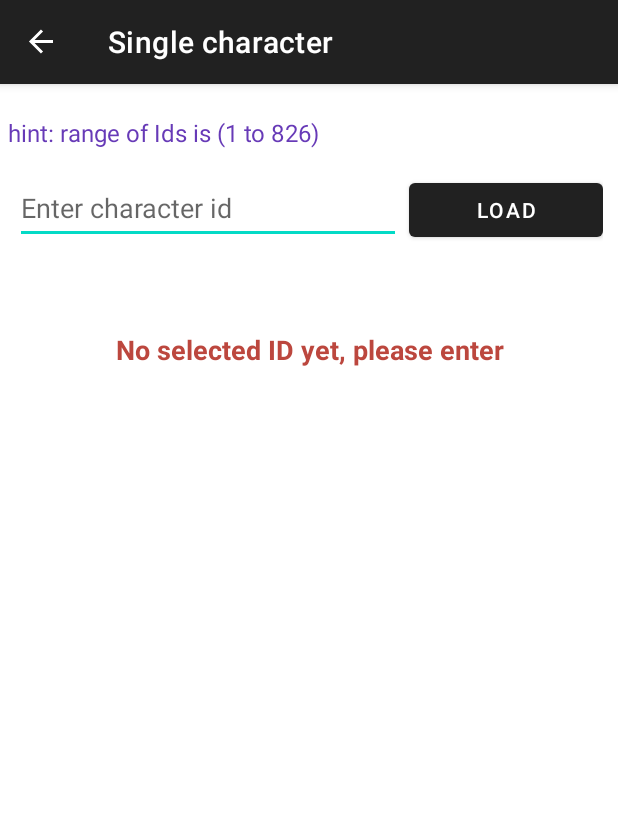
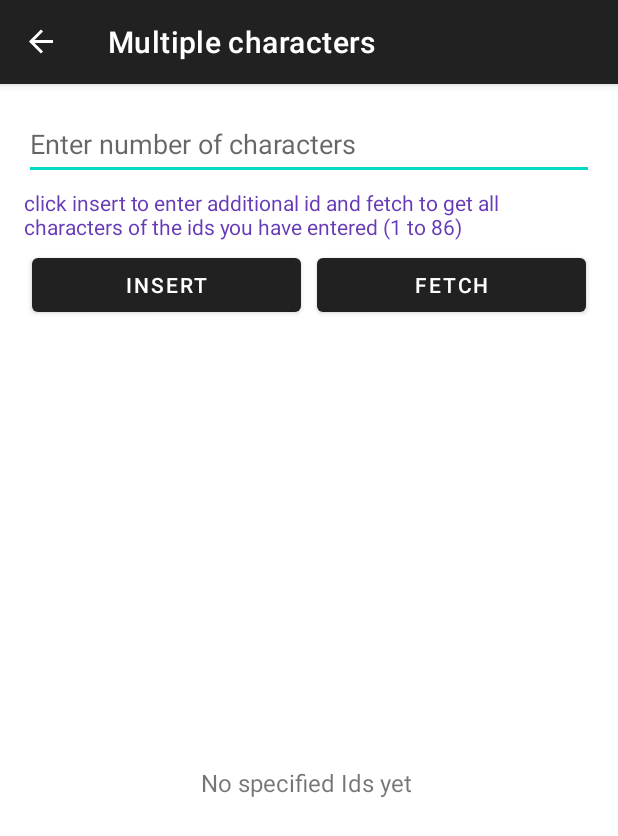
Before and after one commit to Mustafa7egazi/RickAndMorty-Retrofit-Demo, an Android app: the screen it shows after launch (MainActivity), in the side drawer, after a tap on "Multiple characters by ID", on a phone screen of 412 x 824 dp. Shown: the top 836 px of the screen. Run offline under Robolectric (Android 15) with nearby library versions, the phone set to English and light mode, and no system bars; our stand-ins replace data binding, navigation-ui.

Commit message:
Implemented getting multiple characters by their Ids

```diff
--- a/app/src/main/AndroidManifest.xml
+++ b/app/src/main/AndroidManifest.xml
@@ -3,6 +3,7 @@
     xmlns:tools="http://schemas.android.com/tools">
 
     <uses-permission android:name="android.permission.INTERNET"/>
+    <uses-permission android:name="android.permission.ACCESS_NETWORK_STATE"/>
 
     <application
         android:allowBackup="true"
--- a/app/src/main/java/com/example/rickandmorty/MainActivity.kt
+++ b/app/src/main/java/com/example/rickandmorty/MainActivity.kt
@@ -40,6 +40,8 @@ class MainActivity : AppCompatActivity() {
                         findNavController(R.id.hostingFragment).navigate(R.id.action_homeFragment_to_showAllCharactersFragment)
                     }else if ((binding.hostingFragment.findNavController().currentDestination?.label == "Single character")){
                         findNavController(R.id.hostingFragment).navigate(R.id.action_singleCharacterFragment_to_showAllCharactersFragment)
+                    }else if (binding.hostingFragment.findNavController().currentDestination?.label == "Multiple characters"){
+                        findNavController(R.id.hostingFragment).navigate(R.id.action_multipleCharactersFragment_to_showAllCharactersFragment)
                     }
                 }
                 R.id.getCharacterById -> {
@@ -47,6 +49,17 @@ class MainActivity : AppCompatActivity() {
                         findNavController(R.id.hostingFragment).navigate(R.id.action_showAllCharactersFragment_to_singleCharacterFragment)
                     }else if (binding.hostingFragment.findNavController().currentDestination?.label == "Rick And Morty API"){
                         findNavController(R.id.hostingFragment).navigate(R.id.action_homeFragment_to_singleCharacterFragment)
+                    }else if (binding.hostingFragment.findNavController().currentDestination?.label == "Multiple characters"){
+                        findNavController(R.id.hostingFragment).navigate(R.id.action_multipleCharactersFragment_to_singleCharacterFragment)
+                    }
+                }
+                R.id.getMultipleCharactersById ->{
+                    if ((binding.hostingFragment.findNavController().currentDestination?.label == "Page of characters")){
+                        findNavController(R.id.hostingFragment).navigate(R.id.action_showAllCharactersFragment_to_multipleCharactersFragment)
+                    }else if (binding.hostingFragment.findNavController().currentDestination?.label == "Rick And Morty API"){
+                        findNavController(R.id.hostingFragment).navigate(R.id.action_homeFragment_to_multipleCharactersFragment)
+                    }else if (binding.hostingFragment.findNavController().currentDestination?.label == "Single character"){
+                        findNavController(R.id.hostingFragment).navigate(R.id.action_singleCharacterFragment_to_multipleCharactersFragment)
                     }
                 }
             }
--- a/app/src/main/java/com/example/rickandmorty/viewmodel/SharedViewModel.kt
+++ b/app/src/main/java/com/example/rickandmorty/viewmodel/SharedViewModel.kt
@@ -21,6 +21,7 @@ class SharedViewModel : ViewModel() {
         _isLoading.value = true
         _allCharacters.value = null
         _singleCharacters.value = null
+        _setOfCharacters.value = null
     }
 
 
@@ -63,7 +64,6 @@ class SharedViewModel : ViewModel() {
             val result = repo.getMultipleCharacters(multipleIds)
             _setOfCharacters.value = result
             _isLoading.value = false
-
         }
     }
 }
--- a/app/src/main/res/layout/activity_main.xml
+++ b/app/src/main/res/layout/activity_main.xml
@@ -1,7 +1,6 @@
 <?xml version="1.0" encoding="utf-8"?>
 <layout xmlns:android="http://schemas.android.com/apk/res/android"
-    xmlns:app="http://schemas.android.com/apk/res-auto"
-    xmlns:tools="http://schemas.android.com/tools">
+    xmlns:app="http://schemas.android.com/apk/res-auto">
 
 
     <androidx.drawerlayout.widget.DrawerLayout
--- /dev/null
+++ b/app/src/main/res/layout/fragment_multiple_characters.xml
@@ -0,0 +1,102 @@
+<?xml version="1.0" encoding="utf-8"?>
+<layout xmlns:android="http://schemas.android.com/apk/res/android"
+    xmlns:app="http://schemas.android.com/apk/res-auto"
+    xmlns:tools="http://schemas.android.com/tools">
+
+    <androidx.constraintlayout.widget.ConstraintLayout
+        android:layout_width="match_parent"
+        android:layout_height="match_parent"
+        tools:context=".ui.MultipleCharactersFragment">
+
+
+        <EditText
+            android:id="@+id/idsForMultipleCharactersET"
+            android:layout_width="0dp"
+            android:layout_height="wrap_content"
+            android:layout_marginStart="16dp"
+            android:layout_marginTop="16dp"
+            android:layout_marginEnd="16dp"
+            android:layout_weight="1"
+            android:ems="10"
+            android:hint="Enter number of characters"
+            android:inputType="text"
+            android:minHeight="48dp"
+            app:layout_constraintEnd_toEndOf="parent"
+            app:layout_constraintStart_toStartOf="parent"
+            app:layout_constraintTop_toTopOf="parent" />
+
+        <LinearLayout
+            android:id="@+id/linearLayout"
+            android:layout_width="0dp"
+            android:layout_height="wrap_content"
+            android:orientation="horizontal"
+            app:layout_constraintEnd_toEndOf="@+id/idsForMultipleCharactersET"
+            app:layout_constraintHorizontal_bias="0.0"
+            app:layout_constraintStart_toStartOf="@+id/idsForMultipleCharactersET"
+            app:layout_constraintTop_toBottomOf="@+id/textView6">
+
+            <Button
+                android:id="@+id/insertIdBtn"
+                android:layout_width="0dp"
+                android:layout_height="wrap_content"
+                android:layout_margin="5dp"
+                android:layout_weight="1"
+                android:text="Insert" />
+
+            <Button
+                android:id="@+id/fetchInsertedIdsBtn"
+                android:layout_width="0dp"
+                android:layout_height="wrap_content"
+                android:layout_margin="5dp"
+                android:layout_weight="1"
+                android:text="Fetch" />
+        </LinearLayout>
+
+        <TextView
+            android:id="@+id/textView6"
+            android:layout_width="wrap_content"
+            android:layout_height="wrap_content"
+            android:paddingStart="16dp"
+            android:paddingTop="5dp"
+            android:paddingEnd="16dp"
+            android:text="click insert to enter additional id and fetch to get all characters of the ids you have entered (1 to 86)"
+            android:textColor="#673AB7"
+            app:layout_constraintEnd_toEndOf="@+id/idsForMultipleCharactersET"
+            app:layout_constraintStart_toStartOf="@+id/idsForMultipleCharactersET"
+            app:layout_constraintTop_toBottomOf="@+id/idsForMultipleCharactersET" />
+
+        <androidx.recyclerview.widget.RecyclerView
+            android:id="@+id/groupOfCharactersRecycler"
+            android:layout_width="0dp"
+            android:layout_height="0dp"
+            android:layout_margin="16dp"
+            android:visibility="gone"
+            app:layoutManager="androidx.recyclerview.widget.LinearLayoutManager"
+            app:layout_constraintBottom_toBottomOf="parent"
+            app:layout_constraintEnd_toEndOf="parent"
+            app:layout_constraintStart_toStartOf="parent"
+            app:layout_constraintTop_toBottomOf="@+id/linearLayout" />
+
+        <TextView
+            android:id="@+id/noSpecifiedIdMessage"
+            android:layout_width="wrap_content"
+            android:layout_height="wrap_content"
+            android:text="No specified Ids yet "
+            android:textSize="16sp"
+            app:layout_constraintBottom_toBottomOf="parent"
+            app:layout_constraintEnd_toEndOf="parent"
+            app:layout_constraintStart_toStartOf="parent"
+            app:layout_constraintTop_toBottomOf="@+id/linearLayout" />
+
+        <ProgressBar
+            android:id="@+id/isLoadingMultipleCharacters"
+            style="?android:attr/progressBarStyle"
+            android:layout_width="wrap_content"
+            android:layout_height="wrap_content"
+            android:visibility="gone"
+            app:layout_constraintBottom_toTopOf="@+id/noSpecifiedIdMessage"
+            app:layout_constraintEnd_toEndOf="parent"
+            app:layout_constraintStart_toStartOf="parent"
+            app:layout_constraintTop_toBottomOf="@+id/linearLayout" />
+    </androidx.constraintlayout.widget.ConstraintLayout>
+</layout>
--- a/app/src/main/res/navigation/nav_graph.xml
+++ b/app/src/main/res/navigation/nav_graph.xml
@@ -14,6 +14,11 @@
             app:destination="@id/singleCharacterFragment"
             app:popUpTo="@id/showAllCharactersFragment"
             app:popUpToInclusive="true" />
+        <action
+            android:id="@+id/action_showAllCharactersFragment_to_multipleCharactersFragment"
+            app:destination="@id/multipleCharactersFragment"
+            app:popUpTo="@id/showAllCharactersFragment"
+            app:popUpToInclusive="true" />
     </fragment>
     <fragment
         android:id="@+id/singleCharacterFragment"
@@ -22,6 +27,11 @@
         <action
             android:id="@+id/action_singleCharacterFragment_to_showAllCharactersFragment"
             app:destination="@id/showAllCharactersFragment"
+            app:popUpTo="@id/singleCharacterFragment"
+            app:popUpToInclusive="true" />
+        <action
+            android:id="@+id/action_singleCharacterFragment_to_multipleCharactersFragment"
+            app:destination="@id/multipleCharactersFragment"
             app:popUpTo="@id/singleCharacterFragment"
             app:popUpToInclusive="true" />
     </fragment>
@@ -36,5 +46,23 @@
         <action
             android:id="@+id/action_homeFragment_to_showAllCharactersFragment"
             app:destination="@id/showAllCharactersFragment" />
+        <action
+            android:id="@+id/action_homeFragment_to_multipleCharactersFragment"
+            app:destination="@id/multipleCharactersFragment" />
+    </fragment>
+    <fragment
+        android:id="@+id/multipleCharactersFragment"
+        android:name="com.example.rickandmorty.ui.MultipleCharactersFragment"
+        android:label="Multiple characters" >
+        <action
+            android:id="@+id/action_multipleCharactersFragment_to_showAllCharactersFragment"
+            app:destination="@id/showAllCharactersFragment"
+            app:popUpTo="@id/multipleCharactersFragment"
+            app:popUpToInclusive="true" />
+        <action
+            android:id="@+id/action_multipleCharactersFragment_to_singleCharacterFragment"
+            app:destination="@id/singleCharacterFragment"
+            app:popUpTo="@id/multipleCharactersFragment"
+            app:popUpToInclusive="true" />
     </fragment>
 </navigation>
```
Also changed, not shown: app/src/main/java/com/example/rickandmorty/ui/MultipleCharactersFragment.kt (added, +115 -0 lines), app/src/main/java/com/example/rickandmorty/util/Utilities.kt (added, +20 -0 lines).
